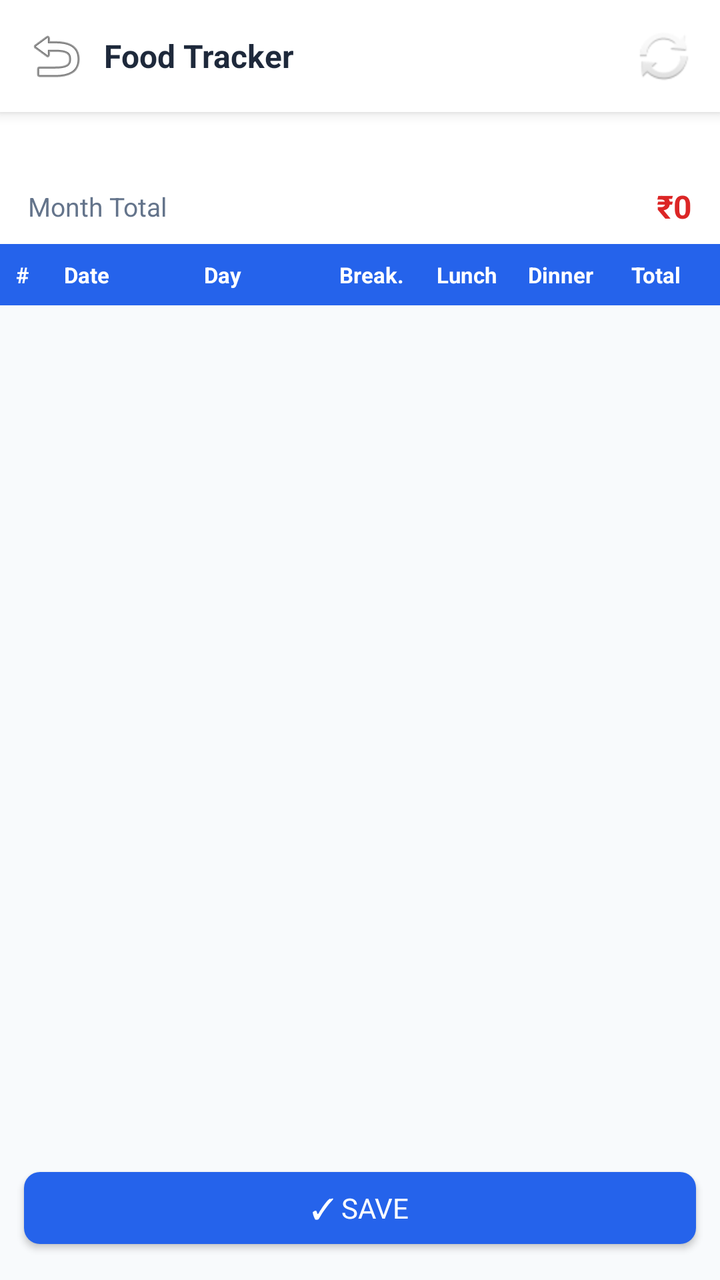
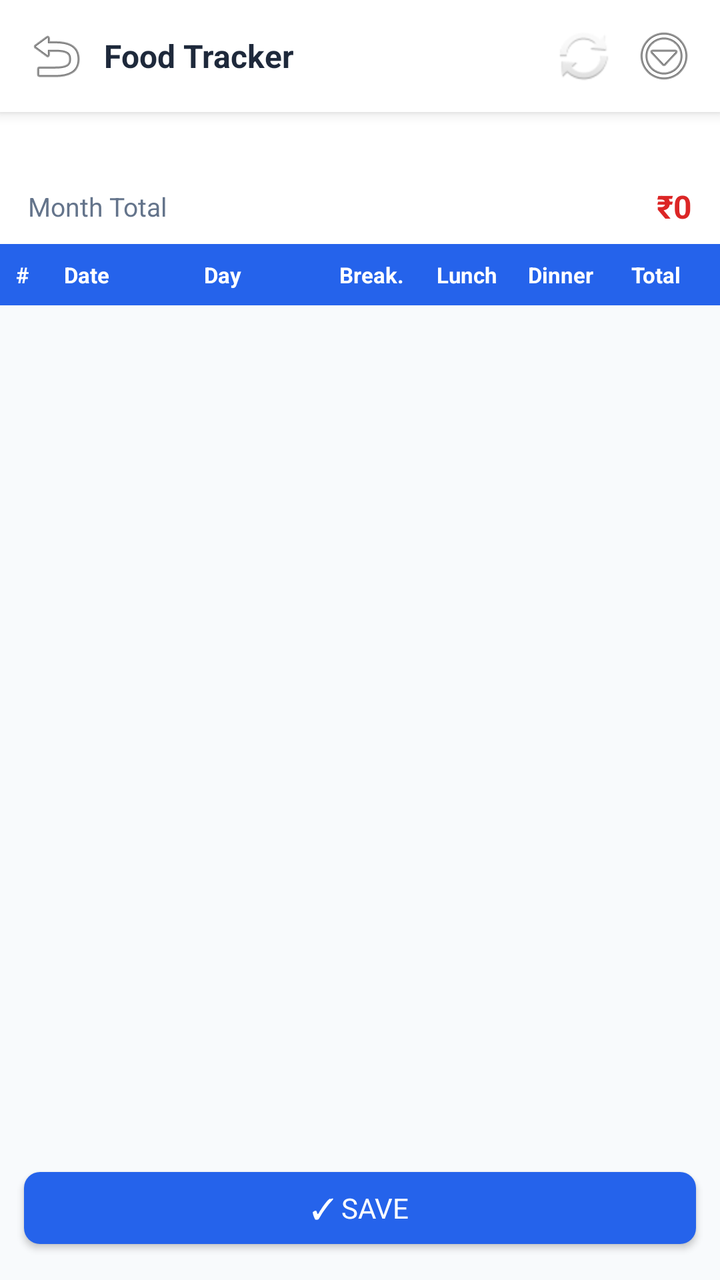

Before-and-after screenshots of an Android layout around one commit, followed by the original layout XML and the change that was made.
<!-- AndroidManifest.xml: application theme Theme.ExpenseOS -->
<!-- res/layout/activity_food_tracker.xml -->
<?xml version="1.0" encoding="utf-8"?>
<LinearLayout xmlns:android="http://schemas.android.com/apk/res/android"
    android:layout_width="match_parent"
    android:layout_height="match_parent"
    android:background="@color/bg"
    android:orientation="vertical">

    <LinearLayout
        android:layout_width="match_parent"
        android:layout_height="56dp"
        android:background="@color/nav_bg"
        android:elevation="4dp"
        android:gravity="center_vertical"
        android:orientation="horizontal"
        android:paddingHorizontal="8dp">

        <ImageButton
            android:id="@+id/btnFoodTrackerBack"
            android:layout_width="40dp"
            android:layout_height="40dp"
            android:background="?attr/selectableItemBackgroundBorderless"
            android:contentDescription="Back"
            android:src="@android:drawable/ic_menu_revert" />

        <TextView
            android:layout_width="0dp"
            android:layout_height="wrap_content"
            android:layout_weight="1"
            android:paddingStart="4dp"
            android:text="Food Tracker"
            android:textColor="@color/text"
            android:textSize="16sp"
            android:textStyle="bold" />

        <ImageButton
            android:id="@+id/btnFoodTrackerRefresh"
            android:layout_width="40dp"
            android:layout_height="40dp"
            android:background="?attr/selectableItemBackgroundBorderless"
            android:contentDescription="Refresh"
            android:src="@android:drawable/ic_popup_sync" />
    </LinearLayout>

    <TextView
        android:id="@+id/tvFoodTrackerMonth"
        android:layout_width="match_parent"
        android:layout_height="wrap_content"
        android:background="@android:color/white"
        android:gravity="center"
        android:paddingVertical="8dp"
        android:textColor="@color/primary"
        android:textSize="15sp"
        android:textStyle="bold" />

    <LinearLayout
        android:layout_width="match_parent"
        android:layout_height="wrap_content"
        android:background="@android:color/white"
        android:gravity="center_vertical"
        android:orientation="horizontal"
        android:paddingHorizontal="14dp"
        android:paddingBottom="8dp">

        <TextView
            android:layout_width="0dp"
            android:layout_height="wrap_content"
            android:layout_weight="1"
            android:text="Month Total"
            android:textColor="@color/text_muted"
            android:textSize="13sp" />

        <TextView
            android:id="@+id/tvFoodTrackerGrandTotal"
            android:layout_width="wrap_content"
            android:layout_height="wrap_content"
            android:text="₹0"
            android:textColor="@color/red"
            android:textSize="16sp"
            android:textStyle="bold" />
    </LinearLayout>

    <LinearLayout
        android:layout_width="match_parent"
        android:layout_height="wrap_content"
        android:background="@color/primary"
        android:orientation="horizontal"
        android:paddingHorizontal="8dp"
        android:paddingVertical="8dp">

        <TextView
            android:layout_width="24dp"
            android:layout_height="wrap_content"
            android:text="#"
            android:textColor="@android:color/white"
            android:textSize="11sp"
            android:textStyle="bold" />

        <TextView
            android:layout_width="70dp"
            android:layout_height="wrap_content"
            android:text="Date"
            android:textColor="@android:color/white"
            android:textSize="11sp"
            android:textStyle="bold" />

        <TextView
            android:layout_width="60dp"
            android:layout_height="wrap_content"
            android:text="Day"
            android:textColor="@android:color/white"
            android:textSize="11sp"
            android:textStyle="bold" />

        <TextView
            android:layout_width="0dp"
            android:layout_height="wrap_content"
            android:layout_weight="1"
            android:gravity="center"
            android:text="Break."
            android:textColor="@android:color/white"
            android:textSize="11sp"
            android:textStyle="bold" />

        <TextView
            android:layout_width="0dp"
            android:layout_height="wrap_content"
            android:layout_weight="1"
            android:gravity="center"
            android:text="Lunch"
            android:textColor="@android:color/white"
            android:textSize="11sp"
            android:textStyle="bold" />

        <TextView
            android:layout_width="0dp"
            android:layout_height="wrap_content"
            android:layout_weight="1"
            android:gravity="center"
            android:text="Dinner"
            android:textColor="@android:color/white"
            android:textSize="11sp"
            android:textStyle="bold" />

        <TextView
            android:layout_width="0dp"
            android:layout_height="wrap_content"
            android:layout_weight="1"
            android:gravity="center"
            android:text="Total"
            android:textColor="@android:color/white"
            android:textSize="11sp"
            android:textStyle="bold" />
    </LinearLayout>

    <androidx.recyclerview.widget.RecyclerView
        android:id="@+id/rvFoodTracker"
        android:layout_width="match_parent"
        android:layout_height="0dp"
        android:layout_weight="1" />

    <Button
        android:id="@+id/btnFoodTrackerSave"
        style="@style/BtnPrimary"
        android:layout_width="match_parent"
        android:layout_height="48dp"
        android:layout_margin="12dp"
        android:text="✓ Save" />
</LinearLayout>
<!-- resources referenced by this layout -->
<resources>
  <color name="bg">#F8FAFC</color>
  <color name="nav_bg">#FFFFFF</color>
  <color name="primary">#2563EB</color>
  <color name="red">#DC2626</color>
  <color name="text">#1E293B</color>
  <color name="text_muted">#64748B</color>
  <style name="BtnPrimary" parent="Widget.MaterialComponents.Button">
          <item name="backgroundTint">@color/primary</item>
          <item name="android:textColor">@color/white</item>
          <item name="cornerRadius">8dp</item>
          <item name="android:letterSpacing">0</item>
      </style>
  <style name="Theme.ExpenseOS" parent="Theme.MaterialComponents.Light.NoActionBar">
          <item name="colorPrimary">@color/primary</item>
          <item name="colorPrimaryDark">@color/primary_dark</item>
          <item name="colorAccent">@color/primary</item>
          <item name="android:windowBackground">@color/bg</item>
          <item name="android:fontFamily">sans-serif</item>
          <item name="android:statusBarColor">@color/primary_dark</item>
      </style>
  <color name="white">#FFFFFF</color>
  <color name="primary_dark">#1D4ED8</color>
</resources>

<!-- the commit's change to res/layout/activity_food_tracker.xml (unified diff, before → after) -->
@@ -39,6 +39,14 @@
             android:background="?attr/selectableItemBackgroundBorderless"
             android:contentDescription="Refresh"
             android:src="@android:drawable/ic_popup_sync" />
+
+        <ImageButton
+            android:id="@+id/btnFoodTrackerMenu"
+            android:layout_width="40dp"
+            android:layout_height="40dp"
+            android:background="?attr/selectableItemBackgroundBorderless"
+            android:contentDescription="Export"
+            android:src="@android:drawable/ic_menu_more" />
     </LinearLayout>
 
     <TextView
